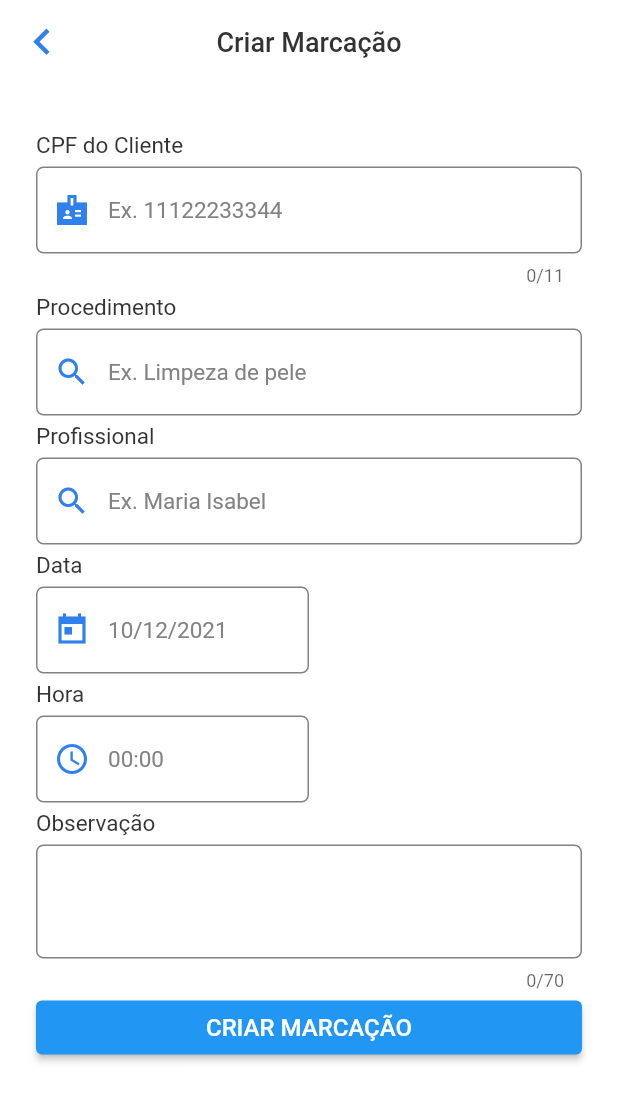
After one commit to Diozefe/mobclinic, a Flutter app: the CreateScheduleScheen screen opened directly, on a phone screen of 412 x 824 dp. The commit adds this screen. Shown: the top 1101 px of the screen. Run offline on Flutter 3.47's test engine with Material 2 defaults, Android fonts, the phone set to English and light mode, and no system bars; our stand-ins replace flutter_svg, material_design_icons_flutter, table_calendar; missing offline and left inert: dart:ffi.

Commit message:
Implemented Create Schedule Screen

```diff
--- /dev/null
+++ b/lib/components/text/form/text_form_title.dart
@@ -0,0 +1,21 @@
+import 'package:flutter/cupertino.dart';
+import 'package:mobclinic/global/global_colors.dart';
+
+class TextFormTitleField extends StatelessWidget {
+  final String textField;
+  const TextFormTitleField(
+    this.textField, {
+    Key? key,
+  }) : super(key: key);
+  @override
+  Widget build(BuildContext context) {
+    return Text(
+      textField,
+      style: TextStyle(
+        color: Global.text_primary_color,
+        fontSize: 15,
+        fontFamily: 'Roboto',
+      ),
+    );
+  }
+}
--- /dev/null
+++ b/lib/components/text_fields/text_field_form_widget.dart
@@ -0,0 +1,66 @@
+import 'package:flutter/material.dart';
+import 'package:flutter/services.dart';
+import 'package:mobclinic/global/global_colors.dart';
+
+/**
+ * [prefixIcon] espera um icone literal Ex.: Icons.icon
+ */
+class TextFielForm extends StatelessWidget {
+  final String? hintText;
+  final IconData? prefixIcon;
+  final int? maxLength;
+  final int? maxLines;
+  final Function(String)? onChanged;
+  final TextInputType? keyboardType;
+  const TextFielForm(
+      {Key? key,
+      this.hintText,
+      this.prefixIcon,
+      this.onChanged,
+      this.maxLength,
+      this.keyboardType,
+      this.maxLines})
+      : super(key: key);
+
+  @override
+  Widget build(BuildContext context) {
+    return TextField(
+      maxLines: maxLines,
+      style: TextStyle(
+        color: Global.text_primary_color,
+        fontSize: 15,
+      ),
+      keyboardType: keyboardType,
+      onChanged: (context) {},
+      maxLength: maxLength,
+      decoration: InputDecoration(
+        enabledBorder: OutlineInputBorder(
+          borderRadius: BorderRadius.circular(5),
+          borderSide: BorderSide(
+            color: Global.input_off_color,
+            width: 1,
+          ),
+        ),
+        focusedBorder: OutlineInputBorder(
+          borderRadius: BorderRadius.circular(5),
+          borderSide: BorderSide(
+            color: Global.input_primary_color,
+            width: 1,
+          ),
+        ),
+        hintText: hintText,
+        hintStyle: TextStyle(
+          color: Global.input_off_color,
+        ),
+        prefixIcon: prefixIcon != null
+            ? Icon(
+                prefixIcon,
+                size: 24,
+                color: Global.primary_color,
+              )
+            : null,
+        filled: false,
+      ),
+    );
+  }
+}
--- a/lib/global/global_colors.dart
+++ b/lib/global/global_colors.dart
@@ -5,10 +5,13 @@ class Global {
   static const Color primary_color = const Color(0xff2F80ED);
   static const Color secundary_color = const Color(0xff0080FF);
   static const Color icons_primary_color = const Color(0xff333333);
+  static const Color icons_off_color = const Color(0xff828282);
   static const Color disabled_color = const Color(0xffE0E0E0);
   static const Color text_primary_color = const Color(0xff333333);
   static const Color text_secundary_color = const Color(0xff4F4F4F);
   static const Color text_white_color = const Color(0xffffffff);
+  static const Color input_off_color = const Color(0xff828282);
+  static const Color input_primary_color = const Color(0xff2F80ED);
   static const Color status_card_pending = const Color(0xffF2C94C);
   static const Color card_pending = const Color(0xffFFF9E5);
   static const Color procedure_color_corporal = const Color(0xffFFD6B8);
--- a/lib/main.dart
+++ b/lib/main.dart
@@ -32,6 +32,10 @@ class MobClinic extends StatelessWidget {
       child: MaterialApp(
         debugShowCheckedModeBanner: false,
         theme: ThemeData(
+          iconTheme: IconThemeData(
+            color: Global.primary_color,
+          ),
+          backgroundColor: Global.white,
           brightness: Brightness.light,
           primaryColor: Colors.blue[700],
           accentColor: Colors.blue[300],
--- /dev/null
+++ b/lib/screens/pre_service/create_schedule/create_schedule_scheen.dart
@@ -0,0 +1,127 @@
+import 'package:flutter/material.dart';
+import 'package:intl/intl.dart';
+import 'package:mobclinic/components/text/form/text_form_title.dart';
+import 'package:mobclinic/components/text/text_title_screen.dart';
+import 'package:mobclinic/components/text_fields/text_field_form_widget.dart';
+import 'package:mobclinic/components/text_fields/textfield_widget.dart';
+import 'package:mobclinic/global/global_colors.dart';
+
+class CreateScheduleScheen extends StatelessWidget {
+  const CreateScheduleScheen({Key? key}) : super(key: key);
+
+  @override
+  Widget build(BuildContext context) {
+    DateTime today = DateTime.utc(
+        DateTime.now().year, DateTime.now().month, DateTime.now().day);
+    return Scaffold(
+      backgroundColor: Global.white,
+      appBar: AppBar(
+        centerTitle: true,
+        iconTheme: IconThemeData(
+          color: Global.primary_color,
+        ),
+        backgroundColor: Global.white,
+        shadowColor: Global.white,
+        elevation: 0,
+        title: TextTitleScreen('Criar Marcação'),
+        leading: IconButton(
+          onPressed: () {
+            Navigator.of(context).pop();
+          },
+          icon: Icon(
+            Icons.chevron_left_sharp,
+            size: 35,
+          ),
+        ),
+      ),
+      body: Padding(
+        padding: EdgeInsets.only(left: 24, right: 24),
+        child: SingleChildScrollView(
+          reverse: true,
+          child: Column(
+            crossAxisAlignment: CrossAxisAlignment.start,
+            children: [
+              SizedBox(height: 32),
+              TextFormTitleField('CPF do Cliente'),
+              SizedBox(height: 5),
+              TextFielForm(
+                hintText: 'Ex. 11122233344',
+                prefixIcon: Icons.badge_sharp,
+                maxLength: 11,
+                keyboardType: TextInputType.number,
+              ),
+              SizedBox(height: 5),
+              TextFormTitleField('Procedimento'),
+              SizedBox(height: 5),
+              TextFielForm(
+                hintText: 'Ex. Limpeza de pele',
+                prefixIcon: Icons.search_sharp,
+              ),
+              SizedBox(height: 5),
+              TextFormTitleField('Profissional'),
+              SizedBox(height: 5),
+              TextFielForm(
+                hintText: 'Ex. Maria Isabel',
+                prefixIcon: Icons.search_sharp,
+              ),
+              SizedBox(height: 5),
+              TextFormTitleField('Data'),
+              SizedBox(height: 5),
+              Row(
+                children: [
+                  Container(
+                    width: MediaQuery.of(context).size.width / 2 - 24,
+                    child: TextFielForm(
+                      keyboardType: TextInputType.datetime,
+                      hintText:
+                          '${today.day.toString()}/${today.month.toString()}/${today.year.toString()}',
+                      prefixIcon: Icons.today_sharp,
+                    ),
+                  ),
+                ],
+              ),
+              SizedBox(height: 5),
+              TextFormTitleField('Hora'),
+              SizedBox(height: 5),
+              Row(
+                children: [
+                  Container(
+                    width: MediaQuery.of(context).size.width / 2 - 24,
+                    child: TextFielForm(
+                        keyboardType: TextInputType.datetime,
+                        hintText: '00:00',
+                        prefixIcon: Icons.schedule_sharp),
+                  ),
+                ],
+              ),
+              SizedBox(height: 5),
+              TextFormTitleField('Observação'),
+              SizedBox(height: 5),
+              TextFielForm(
+                maxLines: 2,
+                maxLength: 70,
+              ),
+              ElevatedButton(
+                onPressed: () {},
+                child: Container(
+                  alignment: Alignment.center,
+                  width: MediaQuery.of(context).size.width,
+                  height: 36,
+                  child: Text(
+                    'CRIAR MARCAÇÃO',
+                    style: TextStyle(
+                      color: Global.white,
+                      fontSize: 16,
+                      fontFamily: 'Roboto',
+                      fontWeight: FontWeight.w500,
+                    ),
+                  ),
+                ),
+              ),
+            ],
+          ),
+        ),
+      ),
+    );
+  }
+}
--- a/lib/screens/pre_service/preservice.dart
+++ b/lib/screens/pre_service/preservice.dart
@@ -1,15 +1,12 @@
 import 'package:flutter/material.dart';
-import 'package:flutter/services.dart';
 import 'package:intl/intl.dart';
-import 'package:mobclinic/components/cards/cardProcedures_widget.dart';
-import 'package:mobclinic/components/laft_moth_widget.dart';
-import 'package:mobclinic/components/text/text-title_screen.dart';
+import 'package:mobclinic/components/text/text_title_screen.dart';
 import 'package:mobclinic/components/text/text_filter.dart';
 import 'package:mobclinic/global/global_colors.dart';
-import 'package:mobclinic/models/event_model.dart';
 import 'package:mobclinic/screens/pre_service/utils.dart';
-import 'package:provider/provider.dart';
 import 'package:table_calendar/table_calendar.dart';
+
+import 'create_schedule/create_schedule_scheen.dart';
 
 class PreServiceScreen extends StatefulWidget {
   @override
@@ -23,12 +20,12 @@ class _PreServiceScreenState extends State<PreServiceScreen> {
   DateTime? _selectedDay;
   DateTime? _rangeStart;
   DateTime? _rangeEnd;
-  String _textLeft = DateFormat.MMMM('pt_BR').format(DateTime.utc(
-      DateTime.now().year,
-      DateTime.now().month - 1 <= 0 ? 12 : DateTime.now().month - 1));
-  String _textRigth = DateFormat.MMMM('pt_BR').format(DateTime.utc(
-      DateTime.now().year,
-      DateTime.now().month + 1 > 12 ? 1 : DateTime.now().month + 1));
+  // String _textLeft = DateFormat.MMMM('pt_BR').format(DateTime.utc(
+  //     DateTime.now().year,
+  //     DateTime.now().month - 1 <= 0 ? 12 : DateTime.now().month - 1));
+  // String _textRigth = DateFormat.MMMM('pt_BR').format(DateTime.utc(
+  //     DateTime.now().year,
+  //     DateTime.now().month + 1 > 12 ? 1 : DateTime.now().month + 1));
 
   @override
   void initState() {
@@ -96,7 +93,14 @@ class _PreServiceScreenState extends State<PreServiceScreen> {
           backgroundColor: Global.primary_color,
           foregroundColor: Global.white,
           child: Icon(Icons.add),
-          onPressed: () {}),
+          onPressed: () {
+            Navigator.push(
+              context,
+              MaterialPageRoute(
+                builder: (context) => CreateScheduleScheen(),
+              ),
+            );
+          }),
       appBar: AppBar(
         centerTitle: true,
         elevation: 0,
@@ -134,47 +138,45 @@ class _PreServiceScreenState extends State<PreServiceScreen> {
             onRangeSelected: _onRangeSelected,
             onPageChanged: (focusedDay) {
               //Menor que janeiro
-              if (focusedDay.month - 1 <= 0) {
-                DateTime nDateLeft = DateTime.utc(focusedDay.year, 12);
-                String dateFormated =
-                    DateFormat.MMMM('pt_BR').format(nDateLeft);
-                setState(() {
-                  _textLeft = dateFormated;
-                });
-              }
-              //Maior que desembro
-              if (focusedDay.month + 1 > 12) {
-                DateTime nDateRigth = DateTime.utc(focusedDay.year, 1);
-                String dateFormated =
-                    DateFormat.MMMM('pt_BR').format(nDateRigth);
-                setState(() {
-                  _textRigth = dateFormated;
-                });
-              }
-              if (focusedDay.month - 1 > 0) {
-                DateTime nDateLeft =
-                    DateTime.utc(focusedDay.year, focusedDay.month - 1);
-                String dateFormated =
-                    DateFormat.MMMM('pt_BR').format(nDateLeft);
-                setState(() {
-                  _textLeft = dateFormated;
-                });
-              }
-              if (focusedDay.month + 1 <= 12) {
-                DateTime nDateRigth =
-                    DateTime.utc(focusedDay.year, focusedDay.month + 1);
-                String dateFormated =
-                    DateFormat.MMMM('pt_BR').format(nDateRigth);
-                setState(() {
-                  _textRigth = dateFormated;
-                });
-              }
+              // int monthObserver = focusedDay.month;
+
+              // //Maior que desembro
+              // if ((monthObserver + 1 <= 12) && (monthObserver - 1 > 0)) {
+              //   DateTime nDateR =
+              //       DateTime.utc(focusedDay.year, focusedDay.month + 1);
+              //   DateTime nDateL =
+              //       DateTime.utc(focusedDay.year, focusedDay.month - 1);
+
+              //   String dateFormatedL = DateFormat.MMMM('pt_BR').format(nDateL);
+              //   String dateFormatedR = DateFormat.MMMM('pt_BR').format(nDateR);
+              //   setState(() {
+              //     _textRigth = dateFormatedR;
+              //     _textRigth = dateFormatedL;
+              //   });
+              // }
+
+              // if (monthObserver + 1 > 12) {
+              //   DateTime nDateRigth = DateTime.utc(focusedDay.year, 1);
+              //   String dateFormated =
+              //       DateFormat.MMMM('pt_BR').format(nDateRigth);
+              //   setState(() {
+              //     _textRigth = dateFormated;
+              //   });
+              // }
+              // if (monthObserver - 1 <= 0) {
+              //   DateTime nDateLeft = DateTime.utc(focusedDay.year, 12);
+              //   String dateFormated =
+              //       DateFormat.MMMM('pt_BR').format(nDateLeft);
+              //   setState(() {
+              //     _textLeft = dateFormated;
+              //   });
+              // }
 
               _focusedDay = focusedDay;
             },
             headerStyle: HeaderStyle(
-              leftChevronIcon: Text(_textLeft),
-              rightChevronIcon: Text(_textRigth),
+              // leftChevronIcon: Text(_textLeft),
+              // rightChevronIcon: Text(_textRigth),
               titleCentered: true,
               formatButtonVisible: false,
               titleTextFormatter: (date, locale) {
@@ -289,6 +291,7 @@ class _PreServiceScreenState extends State<PreServiceScreen> {
                                     Icon(
                                       Icons.query_builder_sharp,
                                       size: 16,
+                                      color: Global.icons_off_color,
                                     ),
                                     Text(' 60min'),
                                   ],
```
Also changed, not shown: lib/components/text/text_title_screen.dart (renamed from lib/components/text/text-title_screen.dart).
